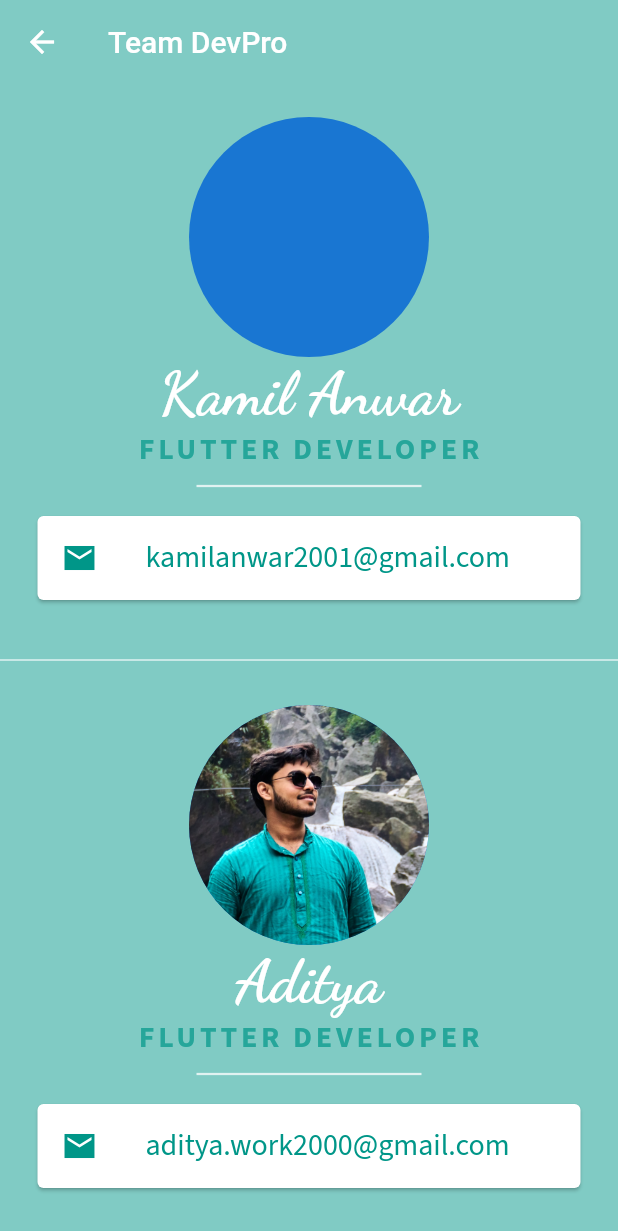
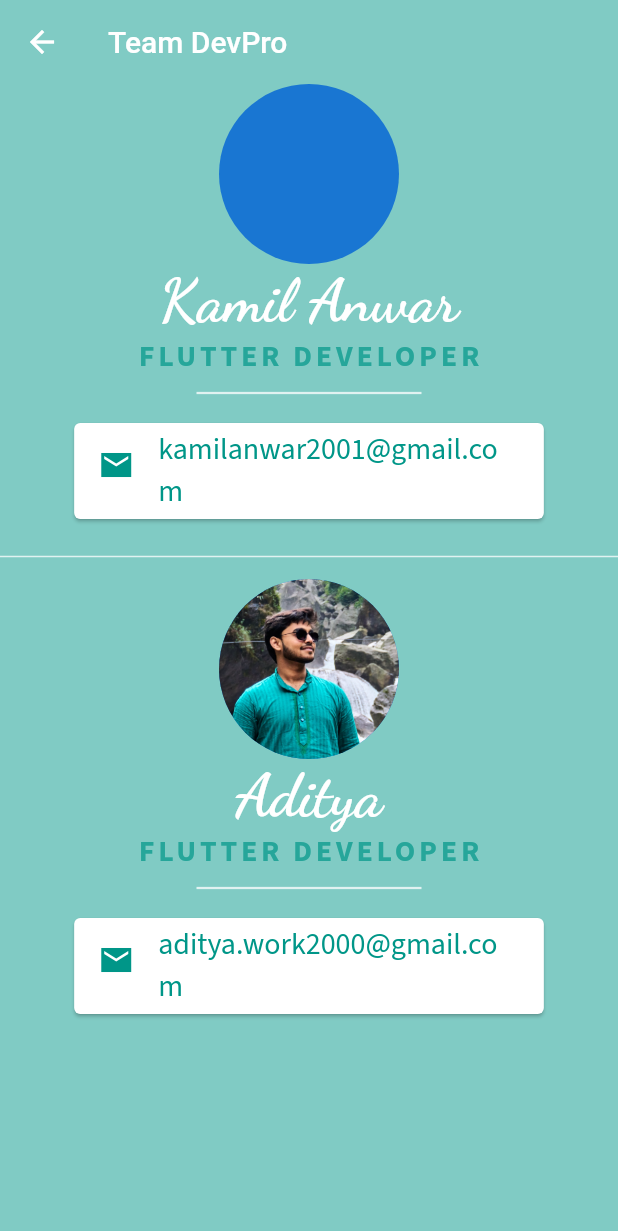
Before and after one commit to al-habibi-1107/CoviMitr, a Flutter app: the screen it shows after launch, after a tap on the "info outline" icon, on a phone screen of 412 x 824 dp. Shown: the top 1231 px of the screen. Run offline on Flutter 3.47's test engine with Material 2 defaults, Android fonts, the phone set to English and light mode, and no system bars; our stand-ins replace google_fonts; network calls fail.

Commit message:
homeColor

```diff
--- a/lib/main.dart
+++ b/lib/main.dart
@@ -5,8 +5,6 @@ import 'package:covimitr/screen/plasma_screen.dart';
 import 'package:covimitr/screen/testing_screen.dart';
 import 'package:covimitr/screen/about.dart';
 import 'package:flutter/material.dart';
-
-import './screen/loginScreen.dart';
 
 void main() {
   runApp(MyApp());
@@ -20,8 +18,9 @@ class MyApp extends StatelessWidget {
       debugShowCheckedModeBanner: false,
       theme: ThemeData(
           primarySwatch: Colors.blue,
-          bottomSheetTheme:
-              BottomSheetThemeData(backgroundColor: Colors.black)),
+          bottomSheetTheme: BottomSheetThemeData(
+            backgroundColor: Color.fromRGBO(71, 20, 61, 1),
+          )),
       home: HomeScreen(),
       routes: {
         OxygenScreen.routeName: (context) => OxygenScreen(),
--- a/lib/screen/about.dart
+++ b/lib/screen/about.dart
@@ -7,6 +7,7 @@ class About extends StatelessWidget {
   // This widget is the root of your application.
   @override
   Widget build(BuildContext context) {
+    final deviceSize = MediaQuery.of(context).size;
     return Scaffold(
       appBar: AppBar(
         backgroundColor: Colors.transparent,
@@ -17,10 +18,10 @@ class About extends StatelessWidget {
       body: SafeArea(
         child: Column(
           crossAxisAlignment: CrossAxisAlignment.center,
-          mainAxisAlignment: MainAxisAlignment.center,
+          mainAxisAlignment: MainAxisAlignment.start,
           children: [
             CircleAvatar(
-              radius: 80,
+              radius: 60,
               //backgroundImage: AssetImage("assets/image/IMG_3981.PNG"),
             ),
             Text(
@@ -48,8 +49,10 @@ class About extends StatelessWidget {
             ),
             Card(
               color: Colors.white,
-              margin: EdgeInsets.symmetric(horizontal: 25.0, vertical: 10.0),
+              margin: EdgeInsets.symmetric(
+                  horizontal: deviceSize.width * 0.12, vertical: 10.0),
               child: ListTile(
+                horizontalTitleGap: 0,
                 leading: Icon(
                   Icons.email_sharp,
                   color: Colors.teal,
@@ -64,11 +67,11 @@ class About extends StatelessWidget {
               ),
             ),
             SizedBox(
-              height: 60,
+              height: 30,
               child: Divider(color: Colors.teal.shade50, thickness: 1.0),
             ),
             CircleAvatar(
-              radius: 80,
+              radius: 60,
               backgroundImage: AssetImage("assets/image/IMG_3981.PNG"),
             ),
             Text(
@@ -96,8 +99,10 @@ class About extends StatelessWidget {
             ),
             Card(
               color: Colors.white,
-              margin: EdgeInsets.symmetric(horizontal: 25.0, vertical: 10.0),
+              margin: EdgeInsets.symmetric(
+                  horizontal: deviceSize.width * 0.12, vertical: 10.0),
               child: ListTile(
+                horizontalTitleGap: 0,
                 leading: Icon(
                   Icons.email_sharp,
                   color: Colors.teal,
--- a/lib/screen/homeScreen.dart
+++ b/lib/screen/homeScreen.dart
@@ -1,13 +1,10 @@
-import 'dart:convert';
-
 import 'package:covimitr/screen/about.dart';
 import 'package:covimitr/screen/medicine_screen.dart';
 import 'package:covimitr/screen/oxygen_screen.dart';
 import 'package:covimitr/screen/plasma_screen.dart';
 import 'package:covimitr/screen/testing_screen.dart';
-import 'package:covimitr/services/data.dart';
+
 import 'package:flutter/material.dart';
-import 'package:http/http.dart';
 
 class HomeScreen extends StatefulWidget {
   @override
@@ -19,7 +16,7 @@ class _HomeScreenState extends State<HomeScreen> {
   Widget build(BuildContext context) {
     final deviceSize = MediaQuery.of(context).size;
     return Scaffold(
-      backgroundColor: Colors.black,
+      backgroundColor: Color.fromRGBO(71, 20, 61, 1),
       // appBar: AppBar(
       //   backgroundColor: Colors.transparent,
       //   title: Text(
@@ -97,11 +94,11 @@ class _HomeScreenState extends State<HomeScreen> {
                   width: deviceSize.width * 0.6,
                   decoration: BoxDecoration(
                     border: Border.all(
-                      color: Colors.white70,
+                      color: Color.fromRGBO(185, 151, 80, 1),
                       width: 0.75,
                     ),
                     borderRadius: BorderRadius.circular(5),
-                    color: Colors.white10,
+                    color: Color.fromRGBO(185, 151, 80, 0.3),
                   ),
                   margin: EdgeInsets.all(18.0),
                   child: Center(
@@ -130,10 +127,10 @@ class _HomeScreenState extends State<HomeScreen> {
                   width: deviceSize.width * 0.6,
                   decoration: BoxDecoration(
                       border: Border.all(
-                        color: Colors.white70,
+                        color: Color.fromRGBO(185, 151, 80, 1),
                         width: 0.75,
                       ),
-                      color: Colors.white10,
+                      color: Color.fromRGBO(185, 151, 80, 0.3),
                       borderRadius: BorderRadius.circular(5)),
                   margin: EdgeInsets.all(18.0),
                   child: Center(
@@ -162,10 +159,10 @@ class _HomeScreenState extends State<HomeScreen> {
                   width: deviceSize.width * 0.6,
                   decoration: BoxDecoration(
                       border: Border.all(
-                        color: Colors.white70,
+                        color: Color.fromRGBO(185, 151, 80, 1),
                         width: 0.75,
                       ),
-                      color: Colors.white10,
+                      color: Color.fromRGBO(185, 151, 80, 0.3),
                       borderRadius: BorderRadius.circular(5)),
                   margin: EdgeInsets.all(18.0),
                   child: Center(
@@ -194,10 +191,10 @@ class _HomeScreenState extends State<HomeScreen> {
                   width: deviceSize.width * 0.6,
                   decoration: BoxDecoration(
                       border: Border.all(
-                        color: Colors.white70,
+                        color: Color.fromRGBO(185, 151, 80, 1),
                         width: 0.75,
                       ),
-                      color: Colors.white10,
+                      color: Color.fromRGBO(185, 151, 80, 0.3),
                       borderRadius: BorderRadius.circular(5)),
                   margin: EdgeInsets.all(18.0),
                   child: Center(
@@ -228,7 +225,9 @@ class _HomeScreenState extends State<HomeScreen> {
                 horizontal: deviceSize.width * 0.04),
             child: Text(
               "DISCLAIMER: All of these resources provided on an “as and when basis” and “as in” based on a fact check done by volunteers who are dedicated to help individuals and families in such challenging times. By using these resources, you are agreeing that COVID FIGHTERS INDIA, however, do not accept any responsibility or liability for the accuracy, content, completeness, legality or reliability of the information contained in any of these.",
-              style: TextStyle(color: Colors.redAccent),
+              style: TextStyle(
+                color: Colors.white70,
+              ),
               textAlign: TextAlign.justify,
             ),
           ),
--- a/lib/screen/oxygen_screen.dart
+++ b/lib/screen/oxygen_screen.dart
@@ -1,5 +1,6 @@
 import 'dart:convert';
 import 'package:flutter/material.dart';
+// ignore: unused_import
 import 'package:http/http.dart' as http;
 import 'package:http/http.dart';
 
--- a/lib/screen/testing_screen.dart
+++ b/lib/screen/testing_screen.dart
@@ -39,7 +39,7 @@ class _TestingScreenState extends State<TestingScreen> {
                         ? SliverGridDelegateWithFixedCrossAxisCount(
                             crossAxisCount: 2, childAspectRatio: 3)
                         : SliverGridDelegateWithFixedCrossAxisCount(
-                            crossAxisCount: 1, childAspectRatio: 2),
+                            crossAxisCount: 1, childAspectRatio: 1.63),
                     itemBuilder: (context, index) {
                       var supData = oxyData[index];
                       return Container(
--- a/lib/services/data.dart
+++ b/lib/services/data.dart
@@ -1,3 +1,4 @@
+// ignore: unused_import
 import 'dart:convert';
 
 import 'package:flutter/material.dart';
```
Also changed, not shown: 3 other files.
